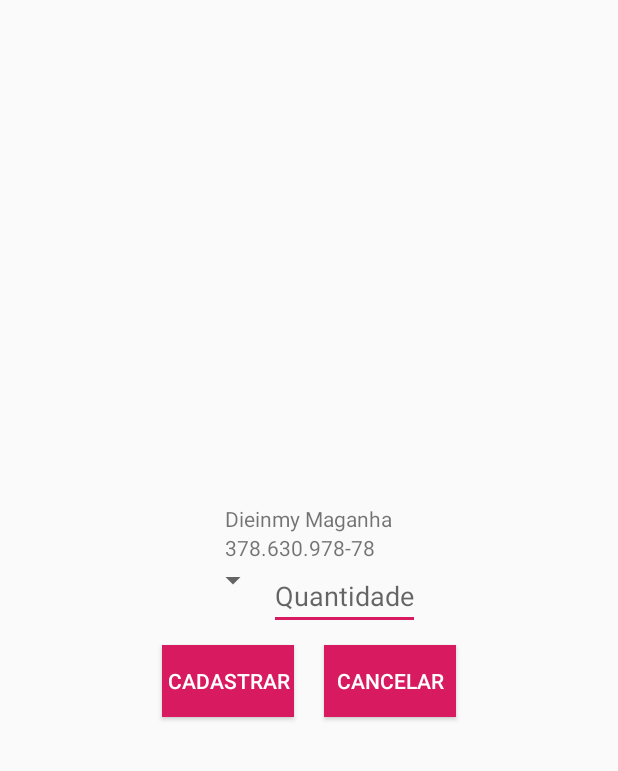
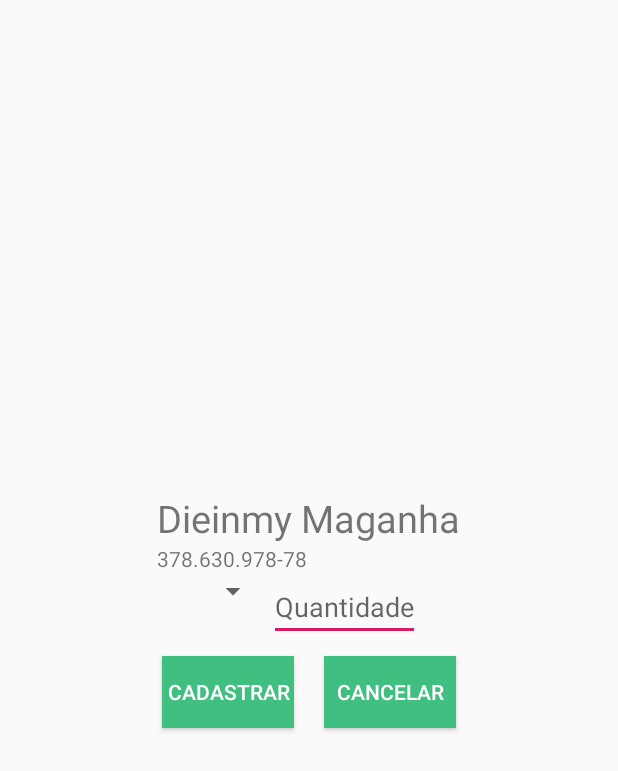
Before and after one commit to dieinimymaganha/SistemaPedidosAndroid, an Android app: the layout activity_cadastrar_pedido.xml on its own in the app's theme, with its tools: preview values and no code run, on a phone screen of 412 x 824 dp. Shown: the top 771 px of the screen. Run offline under Robolectric (Android 15) with nearby library versions, the light colour scheme and no system bars.

Commit message:
Concluido cadastro

```diff
--- a/app/src/main/res/layout/activity_cadastrar_pedido.xml
+++ b/app/src/main/res/layout/activity_cadastrar_pedido.xml
@@ -19,7 +19,8 @@
             android:id="@+id/activity_cadastrar_pedido_nome"
             android:layout_width="match_parent"
             android:layout_height="wrap_content"
-            tools:text="Dieinmy Maganha" />
+            tools:text="Dieinmy Maganha"
+            android:textSize="25dp"/>
 
 
         <TextView
@@ -49,30 +50,26 @@
             android:layout_height="wrap_content"
             android:hint="Quantidade"
             android:inputType="number" />
-
-
     </LinearLayout>
 
     <LinearLayout
         android:layout_width="wrap_content"
         android:layout_height="wrap_content"
         android:orientation="horizontal">
-
         <Button
             android:id="@+id/acttivity_cadastrar_pedido_cadastrar"
             android:layout_width="wrap_content"
             android:layout_height="wrap_content"
             android:layout_margin="10dp"
-            android:background="@color/colorAccent"
+            android:background="@color/botoes"
             android:text="Cadastrar"
             android:textColor="#fff" />
-
         <Button
-            android:id="@+id/cancelar"
+            android:id="@+id/activity_cadastrar_pedido_cancelar"
             android:layout_width="wrap_content"
             android:layout_height="wrap_content"
             android:layout_margin="10dp"
-            android:background="@color/colorAccent"
+            android:background="@color/botoes"
             android:text="Cancelar"
             android:textColor="#fff" />
 
```
Also changed, not shown: app/src/main/java/com/example/sistemapedidosandroid/ui/activity/CadastrarPedido.java (+34 -23 lines).
